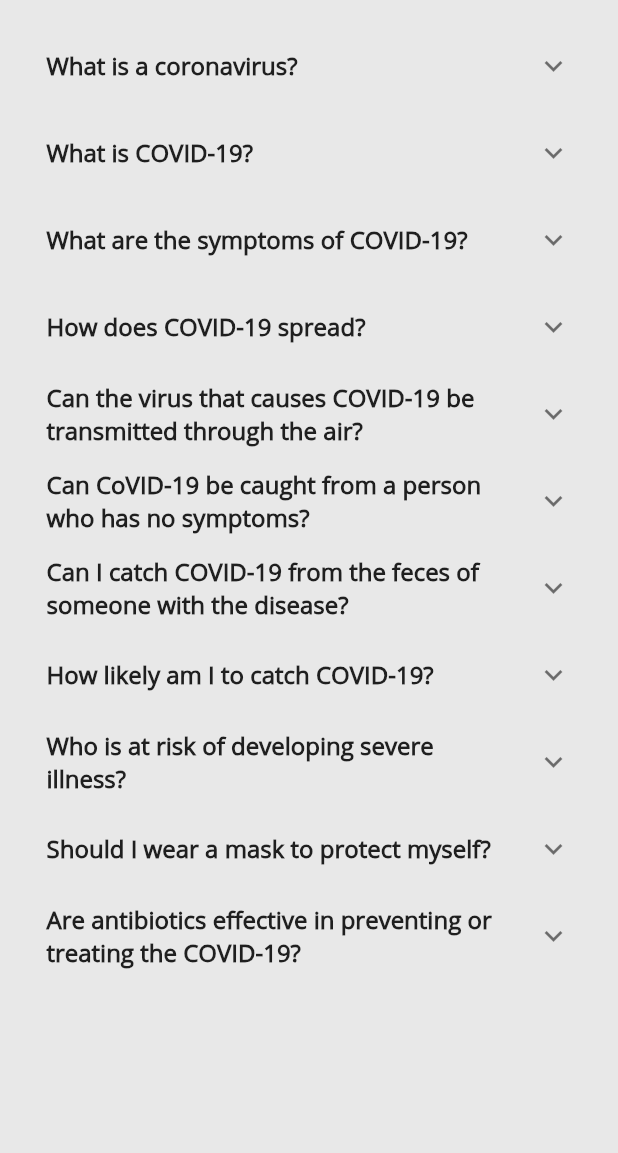
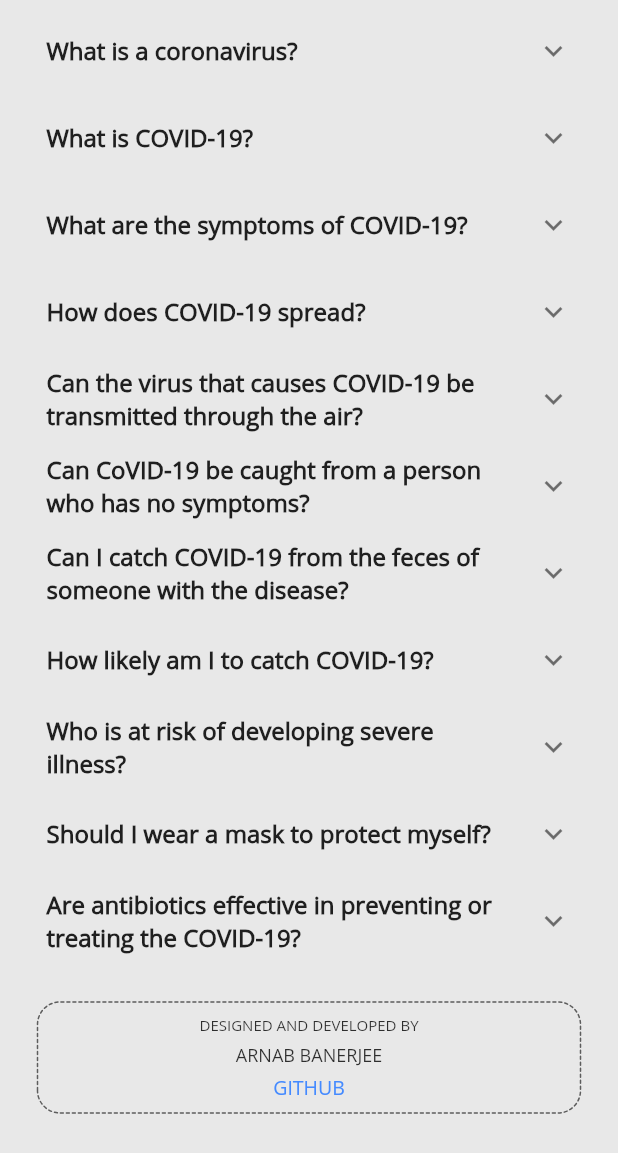
Before and after one commit to hurbes/Covid19Tracker, a Flutter app: the FAQView widget shown alone on an empty page, opened directly, on a phone screen of 412 x 824 dp. Shown: the top 1153 px of the screen. Run offline on Flutter 3.47's test engine with Material 2 defaults, Android fonts, the phone set to English and light mode, and no system bars; drawn by our look-alikes of dotted_border; our stand-ins replace bottom_navy_bar, flutter_phoenix, fluttertoast, get_it, provider_architecture, pull_to_refresh and 1 more; accounts and stored records are empty; network calls fail.

```diff
--- a/lib/locator.dart
+++ b/lib/locator.dart
@@ -1,7 +1,7 @@
+import 'package:covid19tracker/core/services/toast_service.dart';
 import 'package:get_it/get_it.dart';
 
 import 'core/services/api.dart';
-import 'core/services/dialog_service.dart';
 import 'core/services/localStorageService.dart';
 
 GetIt locator = GetIt.instance;
@@ -10,5 +10,5 @@ GetIt locator = GetIt.instance;
   var instance = await LocalStorageService.getInstance();
   locator.registerSingleton<LocalStorageService>(instance);
   locator.registerLazySingleton(() => Api());
-  locator.registerLazySingleton(() => DialogService());
+  locator.registerLazySingleton(() => ToastService());
 }
--- a/lib/ui/views/faq_view.dart
+++ b/lib/ui/views/faq_view.dart
@@ -1,33 +1,109 @@
-
 import 'package:covid19tracker/core/models/StaticData.dart';
+import 'package:covid19tracker/core/viewmodels/home_view_model.dart';
+import 'package:covid19tracker/ui/shared/ui_helpers.dart';
+import 'package:dotted_border/dotted_border.dart';
 import 'package:flutter/material.dart';
+import 'package:provider_architecture/provider_architecture.dart';
 
 class FAQView extends StatelessWidget {
   const FAQView({Key key}) : super(key: key);
 
   @override
   Widget build(BuildContext context) {
+    return ViewModelProvider<HomeViewModel>.withConsumer(
+        viewModel: HomeViewModel(),
+        builder: (context, model, child) {
           return Container(
             color: Theme.of(context).backgroundColor,
             child: Padding(
-          padding: const EdgeInsets.fromLTRB(15, 15, 15, 5),
-          child: ListView.builder(
-          itemCount: StaticData.questionAnswers.length,
-          itemBuilder: (context, index) {
+              padding: const EdgeInsets.fromLTRB(15, 5, 15, 5),
+              child: CustomScrollView(
+                slivers: <Widget>[
+                  SliverList(
+                    delegate: SliverChildBuilderDelegate(
+                      (context, index) {
                         return ExpansionTile(
                           title: Text(
                             StaticData.questionAnswers[index]['question'],
-                style: TextStyle(fontWeight: FontWeight.bold ,
-                fontFamily: "OpenSans",),
+                            style: TextStyle(
+                              fontWeight: FontWeight.bold,
+                              fontFamily: "OpenSans",
+                            ),
                           ),
                           children: <Widget>[
                             Padding(
                               padding: const EdgeInsets.fromLTRB(15, 0, 15, 5),
-                  child: Text(StaticData.questionAnswers[index]['answer'] , style: TextStyle(fontFamily: "OpenSans",),),
+                              child: Text(
+                                StaticData.questionAnswers[index]['answer'],
+                                style: TextStyle(
+                                  fontFamily: "OpenSans",
+                                ),
+                              ),
                             )
                           ],
                         );
-          }),),
+                      },
+                      childCount: StaticData.questionAnswers.length,
+                    ),
+                  ),
+                  SliverToBoxAdapter(child: verticalSpaceMedium),
+                  SliverToBoxAdapter(
+                    child: Padding(
+                      padding: const EdgeInsets.only(left: 10.0, right: 10),
+                      child: DottedBorder(
+                        borderType: BorderType.RRect,
+                        radius: Radius.circular(15),
+                        color: Theme.of(context).primaryColor.withOpacity(0.6),
+                        dashPattern: [2, 2, 2, 2],
+                        strokeWidth: 1,
+                        strokeCap: StrokeCap.round,
+                        child: Container(
+                          height: 70,
+                          width: screenWidth(context),
+                          decoration: BoxDecoration(
+                              color: Colors.transparent,
+                              borderRadius: BorderRadius.circular(10)),
+                          child: Column(
+                            mainAxisAlignment: MainAxisAlignment.center,
+                            crossAxisAlignment: CrossAxisAlignment.center,
+                            children: <Widget>[
+                              Text(
+                                "designed and developed by".toUpperCase(),
+                                style: TextStyle(
+                                    color: Theme.of(context)
+                                        .primaryColor
+                                        .withOpacity(0.8),
+                                    fontSize: 10),
+                              ),
+                              verticalSpaceTiny,
+                              Text(
+                                "Arnab Banerjee".toUpperCase(),
+                                style: TextStyle(
+                                    color: Theme.of(context)
+                                        .primaryColor
+                                        .withOpacity(0.8),
+                                    fontSize: 12),
+                              ),
+                              verticalSpaceTiny,
+                              GestureDetector(
+                                onTap: () => model.openUrl(),
+                                child: Text(
+                                  "github".toUpperCase(),
+                                  style: TextStyle(
+                                      color: Colors.blueAccent, fontSize: 13),
+                                ),
+                              ),
+                            ],
+                          ),
+                        ),
+                      ),
+                    ),
+                  ),
+                  SliverToBoxAdapter(child: verticalSpaceTiny),
+                ],
+              ),
+            ),
           );
+        });
   }
 }
--- a/pubspec.yaml
+++ b/pubspec.yaml
@@ -27,6 +27,9 @@ dependencies:
   bottom_navy_bar: ^5.3.2
   shared_preferences: ^0.5.6+3
   flutter_phoenix: ^0.1.0
+  fluttertoast: ^4.0.1
+  dotted_border: ^1.0.5
+  url_launcher: ^5.4.2
   # The following adds the Cupertino Icons font to your application.
   # Use with the CupertinoIcons class for iOS style icons.
   cupertino_icons: ^0.1.3
```
Also changed, not shown: lib/core/services/dialog_service.dart (deleted, +0 -53 lines), lib/core/services/toast_service.dart (added, +12 -0 lines), lib/core/viewmodels/base_model.dart (+13 -10 lines), lib/core/viewmodels/country_view_model.dart (+4 -7 lines), lib/core/viewmodels/home_view_model.dart (+3 -6 lines), lib/core/viewmodels/most_effected_view_model.dart (+3 -6 lines), lib/main.dart (+1 -11 lines), lib/managers/dialog_manager.dart (deleted, +0 -55 lines), lib/ui/views/startup_view.dart (+1 -12 lines), lib/ui/shared/themes.dart (line endings or trailing spaces), pubspec.lock, 1 other file. Lines whose indentation alone changed are shown as unchanged.
